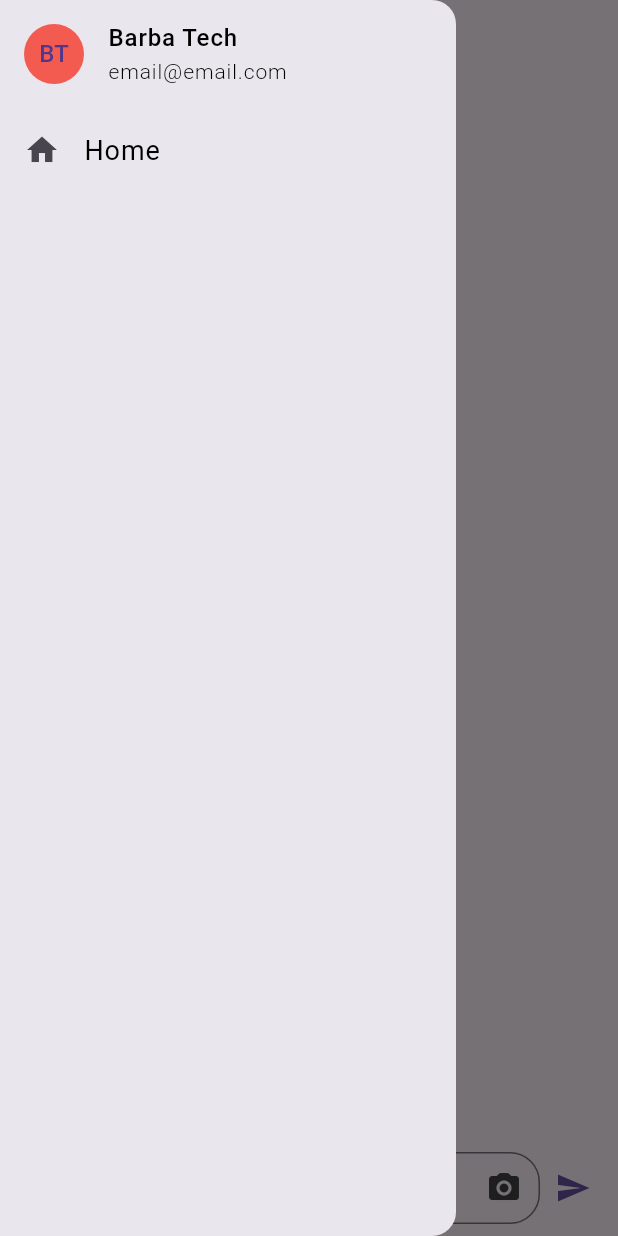
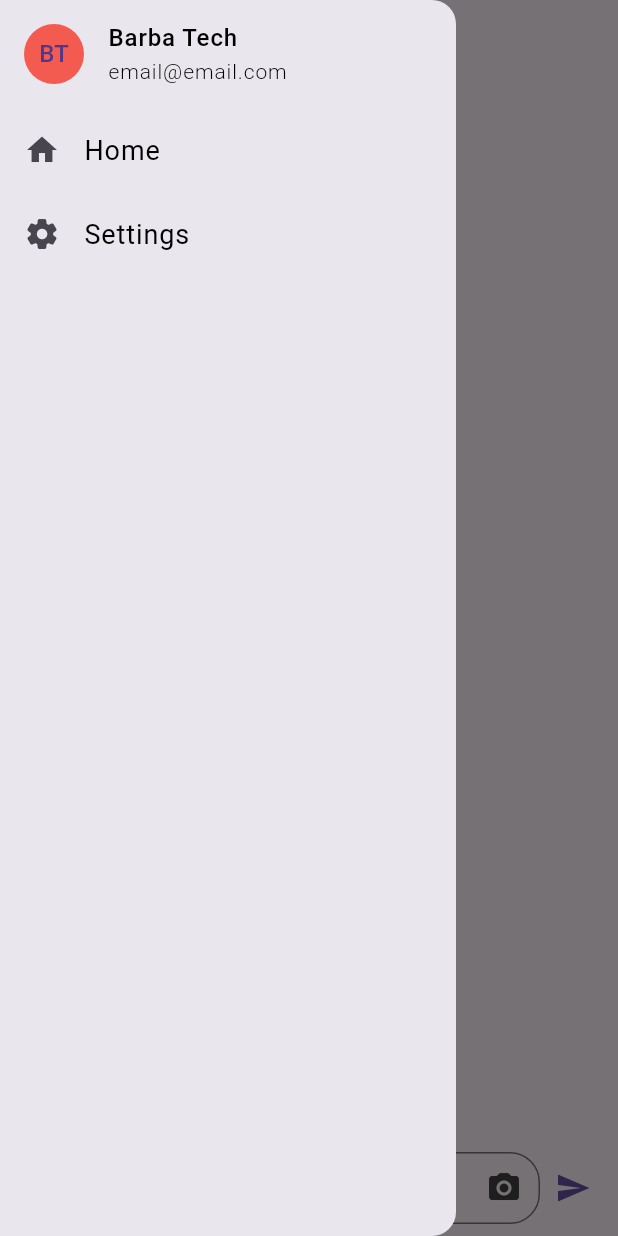
Before and after one commit to Barba2k2/gemini_flutter, a Flutter app: the screen it shows after launch, with the side drawer open, on a phone screen of 412 x 824 dp. Run offline on Flutter 3.47's test engine with Material 3 defaults, Android fonts, the phone set to English and light mode, and no system bars; drawn by our look-alikes of dash_chat_2; our stand-ins replace cloud_firestore, firebase_auth, firebase_core, flutter_native_splash, font_awesome_flutter, get and 3 more; accounts and stored records are empty; Roboto replaces fonts that are missing (Asap).

Commit message:
some fixes

```diff
--- a/lib/main.dart
+++ b/lib/main.dart
@@ -1,8 +1,15 @@
 import 'package:flutter/material.dart';
 import 'package:gemini_flutter/src/pages/chat/chat.dart';
 import 'package:get/get.dart';
+import 'package:firebase_core/firebase_core.dart';
+import 'firebase_options.dart';
 
-void main() {
+void main() async {
+  WidgetsFlutterBinding.ensureInitialized();
+
+  await Firebase.initializeApp(
+    options: DefaultFirebaseOptions.currentPlatform,
+  );
   runApp(const MyApp());
 }
 
@@ -11,10 +18,10 @@ class MyApp extends StatelessWidget {
 
   @override
   Widget build(BuildContext context) {
-    return GetMaterialApp(
+    return const GetMaterialApp(
       title: 'Flutter Gemini',
       debugShowCheckedModeBanner: false,
-      home: const ChatPage(),
+      home: ChatPage(),
     );
   }
 }
--- a/lib/src/pages/chat/chat.dart
+++ b/lib/src/pages/chat/chat.dart
@@ -1,10 +1,8 @@
-import 'dart:developer';
-
 import 'package:dash_chat_2/dash_chat_2.dart';
 import 'package:flutter/material.dart';
-import 'package:gemini_flutter/src/utils/constants/text.dart';
 import 'package:google_fonts/google_fonts.dart';
 
+import '../../utils/constants/text.dart';
 import '../../utils/services/chat_services.dart';
 import '../../utils/states/chat_state.dart';
 
@@ -84,6 +82,21 @@ class _ChatPageState extends State<ChatPage> {
                 leading: const Icon(Icons.home),
                 title: Text(
                   'Home',
+                  style: GoogleFonts.roboto(
+                    color: Colors.black,
+                    fontSize: 18,
+                    letterSpacing: .6,
+                    fontWeight: FontWeight.normal,
+                  ),
+                ),
+                onTap: () {
+                  Navigator.pop(context);
+                },
+              ),
+              ListTile(
+                leading: const Icon(Icons.settings_rounded),
+                title: Text(
+                  'Settings',
                   style: GoogleFonts.roboto(
                     color: Colors.black,
                     fontSize: 18,
```
